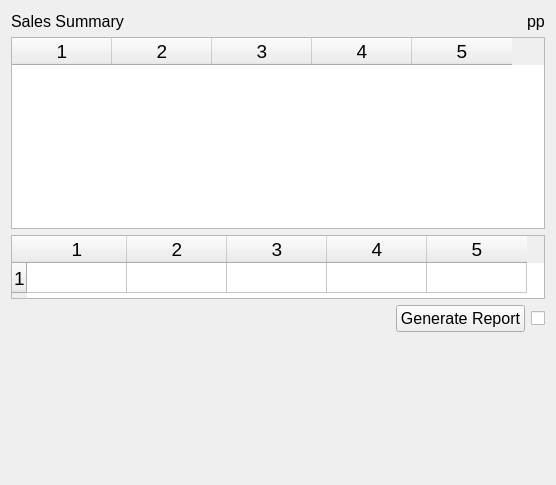
Qt form estorecpp/salesummary.ui (Watti/estorecpp) before a commit.
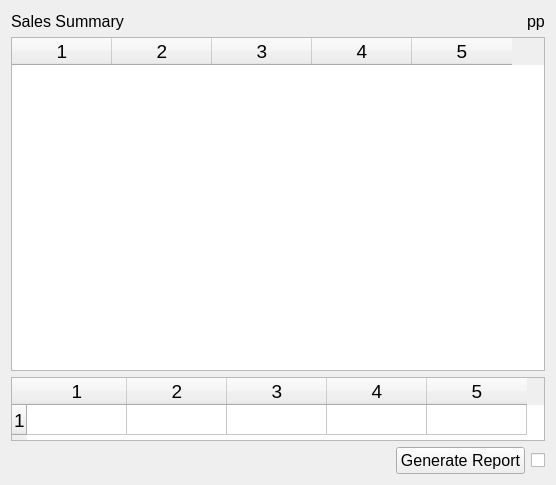
The same form after that commit. Icons and pictures are not drawn.

Diff of the .ui file:
```diff
--- a/estorecpp/salesummary.ui
+++ b/estorecpp/salesummary.ui
@@ -58,7 +58,7 @@
    <item>
     <widget class="QTableWidget" name="tableWidgetByUser">
      <property name="sizePolicy">
-      <sizepolicy hsizetype="Expanding" vsizetype="Minimum">
+      <sizepolicy hsizetype="Expanding" vsizetype="Expanding">
        <horstretch>0</horstretch>
        <verstretch>0</verstretch>
       </sizepolicy>
@@ -175,6 +175,9 @@
      <property name="orientation">
       <enum>Qt::Vertical</enum>
      </property>
+     <property name="sizeType">
+      <enum>QSizePolicy::Minimum</enum>
+     </property>
      <property name="sizeHint" stdset="0">
       <size>
        <width>20</width>
```
